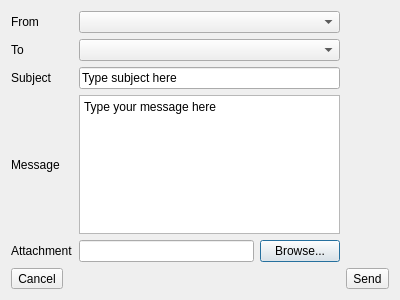
The window that messageeditor.ui (localoptimum/warp2) describes before a commit, drawn with Qt 5.
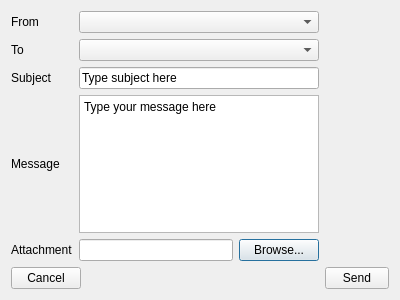
The same window after the commit.

Commit message: add messagedelegate. change layout of mainwindow. change all toolbuttons to pushbuttons. add error handling when cancelling import. add error handling when trying to overwrite existing file (when exporting contact). add reply button, that is enabled when message is selected.

What changed in the file:
```diff
--- a/messageeditor.ui
+++ b/messageeditor.ui
@@ -84,14 +84,32 @@
     </layout>
    </item>
    <item row="1" column="0">
-    <widget class="QToolButton" name="messageWindowCancelButton">
+    <widget class="QPushButton" name="messageWindowCancelButton">
+     <property name="minimumSize">
+      <size>
+       <width>70</width>
+       <height>0</height>
+      </size>
+     </property>
+     <property name="maximumSize">
+      <size>
+       <width>70</width>
+       <height>16777215</height>
+      </size>
+     </property>
      <property name="text">
       <string>Cancel</string>
      </property>
     </widget>
    </item>
    <item row="1" column="1">
-    <widget class="QToolButton" name="messageWindowSendButton">
+    <widget class="QPushButton" name="messageWindowSendButton">
+     <property name="minimumSize">
+      <size>
+       <width>60</width>
+       <height>0</height>
+      </size>
+     </property>
      <property name="text">
       <string>Send</string>
      </property>
```
The commit also changes 12 other files.
